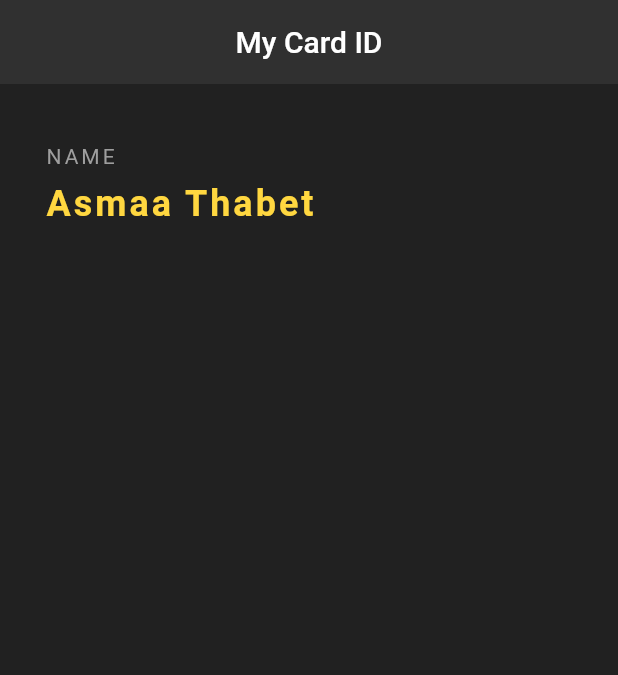
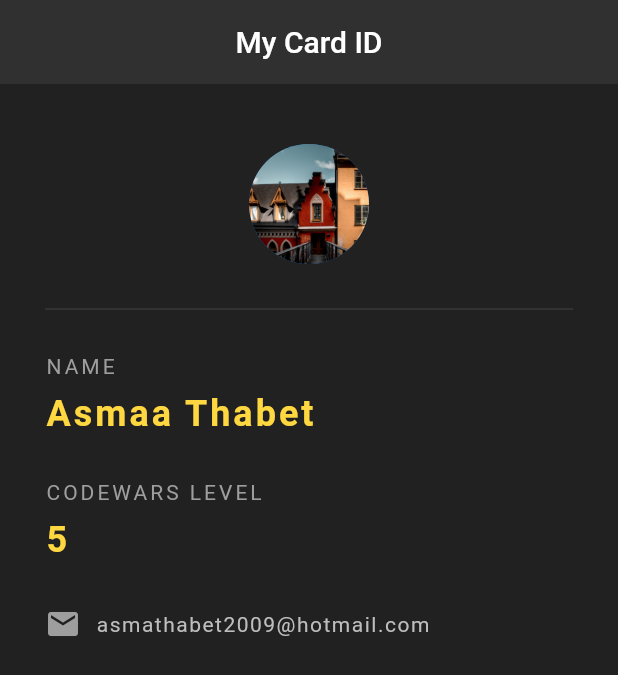
Before and after one commit to Asmaathabet/Quotes, a Flutter app: the screen it shows after launch, on a phone screen of 412 x 824 dp. Shown: the top 675 px of the screen. Run offline on Flutter 3.47's test engine with Material 2 defaults, Android fonts, the phone set to English and light mode, and no system bars.

Commit message:
create simple profile & add image as assets to it

```diff
--- a/lib/main.dart
+++ b/lib/main.dart
@@ -20,6 +20,16 @@ class myCard extends StatelessWidget {
         child: Column(
           crossAxisAlignment: CrossAxisAlignment.start,
           children: <Widget>[
+            Center(
+              child: CircleAvatar(
+                backgroundImage: AssetImage('assets/home.jpg'),
+                radius: 40.0,
+              ),
+            ),
+            Divider(
+              height: 60.0,
+              color: Colors.grey[800],
+            ),
             Text(
               'NAME',
               style: TextStyle(
@@ -38,6 +48,41 @@ class myCard extends StatelessWidget {
               ),
             ),
             SizedBox(height: 30.0),
+            Text(
+              'CODEWARS LEVEL',
+              style: TextStyle(
+                color: Colors.grey,
+                letterSpacing: 2.0,
+              ),
+            ),
+            SizedBox(height: 10.0),
+            Text(
+              '5',
+              style: TextStyle(
+                color: Colors.amberAccent[200],
+                letterSpacing: 2.0,
+                fontSize: 24.0,
+                fontWeight: FontWeight.bold,
+              ),
+            ),
+            SizedBox(height: 30.0),
+            Row(
+              children: <Widget>[
+                Icon(
+                  Icons.email,
+                  color: Colors.grey,
+                ),
+                SizedBox(width: 10.0),
+                Text(
+                    'asmathabet2009@hotmail.com',
+                  style: TextStyle(
+                    color: Colors.grey[400],
+                    letterSpacing: 1.0,
+                    fontSize: 14.0,
+                  )
+                )
+              ],
+            )
           ],
         ),
       ),
```
